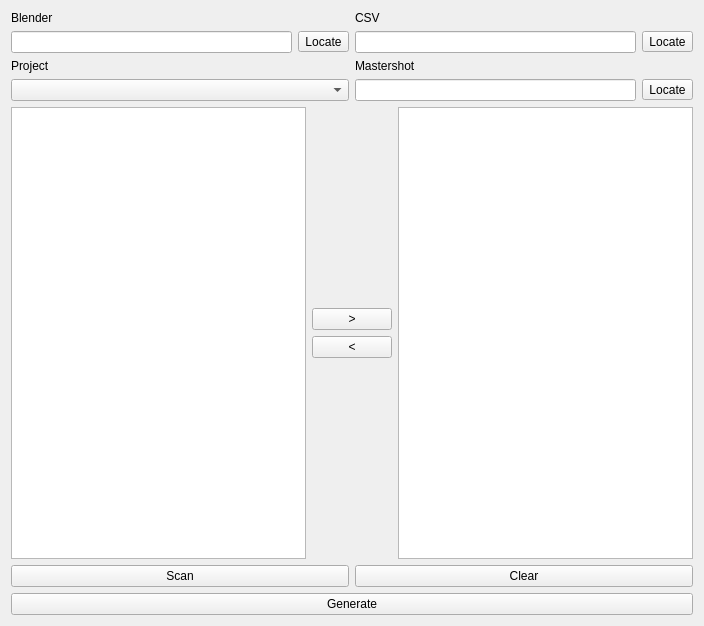
The window that app/ui/shot_generator_widget.ui (MrYapikZ/PyQt6-Shot-Builder-Blender-Comp) describes before a commit, drawn with Qt 5.
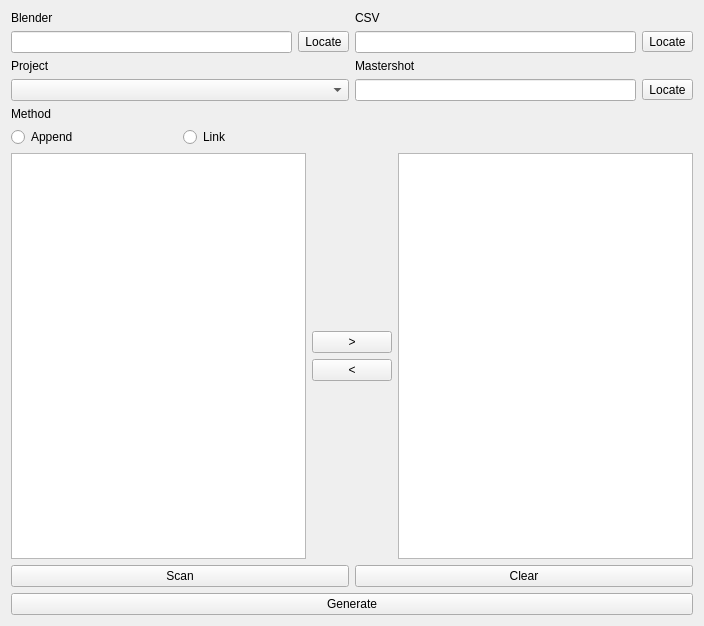
The same window after the commit.

Commit message: feat: link method (not tested)

Patch:
```diff
--- a/app/ui/shot_generator_widget.ui
+++ b/app/ui/shot_generator_widget.ui
@@ -118,6 +118,31 @@
        </item>
       </layout>
      </item>
+     <item row="2" column="0">
+      <layout class="QGridLayout" name="gridLayout_method">
+       <item row="1" column="1">
+        <widget class="QRadioButton" name="radioButton_methodLink">
+         <property name="text">
+          <string>Link</string>
+         </property>
+        </widget>
+       </item>
+       <item row="1" column="0">
+        <widget class="QRadioButton" name="radioButton_methodAppend">
+         <property name="text">
+          <string>Append</string>
+         </property>
+        </widget>
+       </item>
+       <item row="0" column="0">
+        <widget class="QLabel" name="label_method">
+         <property name="text">
+          <string>Method</string>
+         </property>
+        </widget>
+       </item>
+      </layout>
+     </item>
     </layout>
    </item>
    <item row="1" column="0">
```
Left out of the diff: 78 changed lines with no effect on the pictures. The commit also changes 3 other files.
